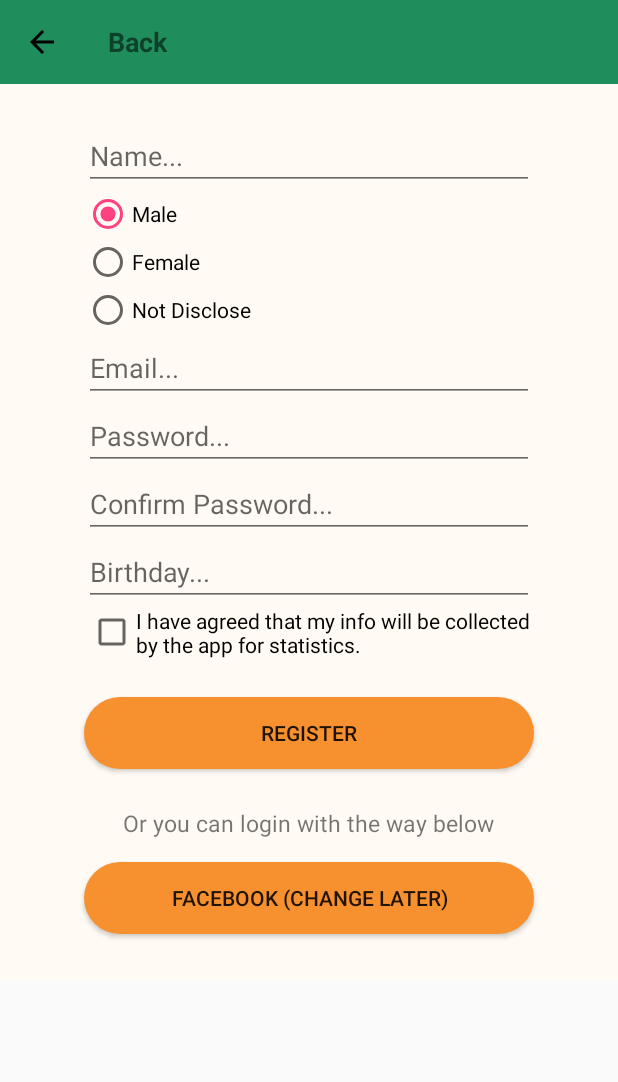
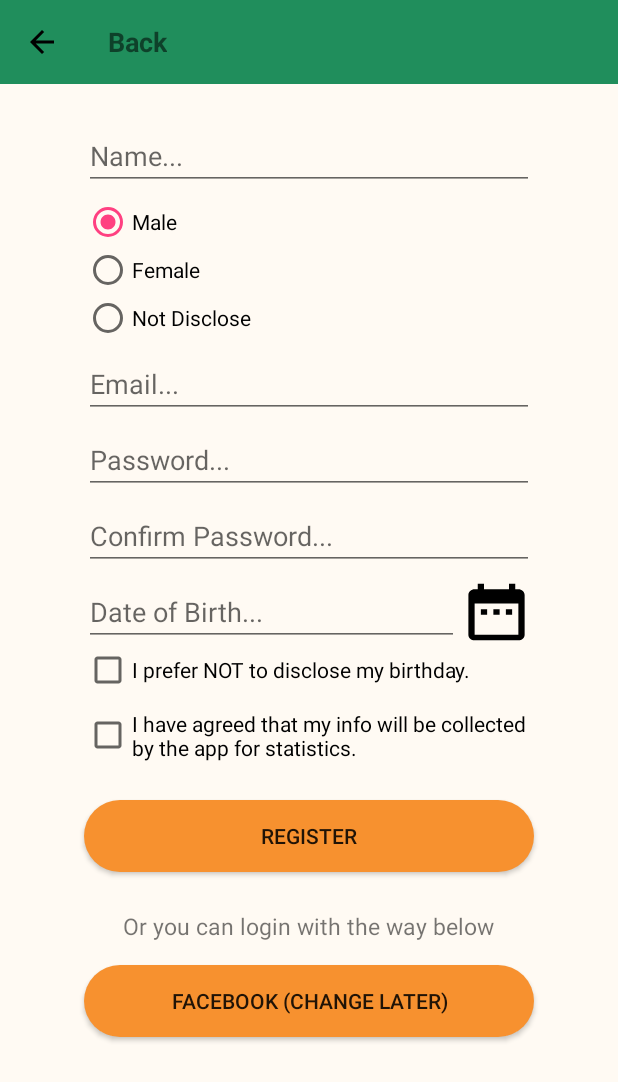
Before and after one commit to WolfeLeee/comp5703project, an Android app: the screen it shows after launch (StartUpActivity), after a tap on "REGISTER", on a phone screen of 412 x 824 dp. Shown: the top 1082 px of the screen. Run offline under Robolectric (Android 15) with nearby library versions, the phone set to English and light mode, and no system bars.

Commit message:
modified layout in start up activity and birthday input with date picker. Also, added the check box for user to decide if show the birthday or not.

```diff
--- a/KinderFoodFinder/app/src/main/java/comp5703/sydney/edu/au/kinderfoodfinder/RegisterFragment.java
+++ b/KinderFoodFinder/app/src/main/java/comp5703/sydney/edu/au/kinderfoodfinder/RegisterFragment.java
@@ -1,6 +1,9 @@
 package comp5703.sydney.edu.au.kinderfoodfinder;
 
+import android.app.DatePickerDialog;
 import android.app.ProgressDialog;
+import android.graphics.Color;
+import android.graphics.drawable.ColorDrawable;
 import android.os.Bundle;
 import android.support.annotation.NonNull;
 import android.support.annotation.Nullable;
@@ -11,13 +14,16 @@ import android.view.View;
 import android.view.ViewGroup;
 import android.widget.Button;
 import android.widget.CheckBox;
+import android.widget.DatePicker;
 import android.widget.EditText;
+import android.widget.ImageView;
 import android.widget.RadioButton;
 import android.widget.RadioGroup;
 import android.widget.Toast;
 import android.support.v7.widget.Toolbar;
 
 import java.text.SimpleDateFormat;
+import java.util.Calendar;
 import java.util.Date;
 import java.util.Locale;
 
@@ -26,11 +32,12 @@ public class RegisterFragment extends Fragment
     // defined variables
     private Fragment fragmentLogin;
     private Button btnRegister;
-//    private TextView textBack;
     private EditText inputName, inputEmail, inputPwd, inputConfirmPwd, inputBirthday;
-    private CheckBox checkAgreement;
+    private CheckBox checkAgreement, checkIfDiscloseDOB;
     private RadioGroup radioGroup;
     private RadioButton radioButton;
+    private ImageView datePicker;
+    private DatePickerDialog.OnDateSetListener mDateSetListener;
 
     private ProgressDialog registerProgressDialog;
 
@@ -45,26 +52,58 @@ public class RegisterFragment extends Fragment
         // set up
         fragmentLogin = new LoginFragment();
 
-        btnRegister = (Button) view.findViewById(R.id.btnRegister);
-//        textBack = (TextView) view.findViewById(R.id.textBack);
+        toolbar = (Toolbar) getActivity().findViewById(R.id.toolbar);
+        toolbar.setVisibility(View.VISIBLE);
 
         inputName = (EditText) view.findViewById(R.id.inputName);
-        inputEmail = (EditText) view.findViewById(R.id.inputEmailR);
-        inputPwd = (EditText) view.findViewById(R.id.inputPwdR);
-        inputConfirmPwd = (EditText) view.findViewById(R.id.inputPwdConfirm);
-        inputBirthday = (EditText) view.findViewById(R.id.inputBirthday);
-
-        checkAgreement = (CheckBox) view.findViewById(R.id.checkAgreement);
 
         radioGroup = (RadioGroup) view.findViewById(R.id.radioGender);
         int selectedId = radioGroup.getCheckedRadioButtonId();
         radioButton = (RadioButton) view.findViewById(selectedId);
 
-        toolbar = (Toolbar) getActivity().findViewById(R.id.toolbar);
-        toolbar.setVisibility(View.VISIBLE);
+        inputEmail = (EditText) view.findViewById(R.id.inputEmailR);
+        inputPwd = (EditText) view.findViewById(R.id.inputPwdR);
+        inputConfirmPwd = (EditText) view.findViewById(R.id.inputPwdConfirm);
+        inputBirthday = (EditText) view.findViewById(R.id.inputBirthday);
+        datePicker = (ImageView) view.findViewById(R.id.datePicker);
+
+        checkIfDiscloseDOB = (CheckBox) view.findViewById(R.id.checkIfDiscloseDOB);
+        checkAgreement = (CheckBox) view.findViewById(R.id.checkAgreement);
+
+        btnRegister = (Button) view.findViewById(R.id.btnRegister);
 
         // testing only
 //        Toast.makeText(getActivity(), radioButton.getText(), Toast.LENGTH_SHORT).show();
+
+        // image view of date picker click listener
+        datePicker.setOnClickListener(new View.OnClickListener()
+        {
+            @Override
+            public void onClick(View v)
+            {
+                Calendar calendar = Calendar.getInstance();
+                int year = calendar.get(Calendar.YEAR);
+                int month = calendar.get(Calendar.MONTH);
+                int day = calendar.get(Calendar.DAY_OF_MONTH);
+
+                DatePickerDialog dialog = new DatePickerDialog(getActivity(),
+                        android.R.style.Theme_Holo_Light_Dialog_MinWidth,
+                        mDateSetListener,
+                        year, month, day);
+
+                dialog.getWindow().setBackgroundDrawable(new ColorDrawable(Color.TRANSPARENT));
+                dialog.show();
+            }
+        });
+        mDateSetListener = new DatePickerDialog.OnDateSetListener()
+        {
+            @Override
+            public void onDateSet(DatePicker view, int year, int month, int dayOfMonth)
+            {
+                String date = dayOfMonth + "/" + month + "/" + year;
+                inputBirthday.setText(date);
+            }
+        };
 
         // button on click listeners
         btnRegister.setOnClickListener(new View.OnClickListener()
--- /dev/null
+++ b/KinderFoodFinder/app/src/main/res/drawable/ic_date_range_black_24dp.xml
@@ -0,0 +1,9 @@
+<vector xmlns:android="http://schemas.android.com/apk/res/android"
+        android:width="24dp"
+        android:height="24dp"
+        android:viewportWidth="24.0"
+        android:viewportHeight="24.0">
+    <path
+        android:fillColor="#FF000000"
+        android:pathData="M9,11L7,11v2h2v-2zM13,11h-2v2h2v-2zM17,11h-2v2h2v-2zM19,4h-1L18,2h-2v2L8,4L8,2L6,2v2L5,4c-1.11,0 -1.99,0.9 -1.99,2L3,20c0,1.1 0.89,2 2,2h14c1.1,0 2,-0.9 2,-2L21,6c0,-1.1 -0.9,-2 -2,-2zM19,20L5,20L5,9h14v11z"/>
+</vector>
--- a/KinderFoodFinder/app/src/main/res/layout/activity_startup.xml
+++ b/KinderFoodFinder/app/src/main/res/layout/activity_startup.xml
@@ -1,12 +1,6 @@
 <?xml version="1.0" encoding="utf-8"?>
-<ScrollView
-xmlns:android="http://schemas.android.com/apk/res/android"
-android:layout_width="fill_parent"
-android:layout_height="fill_parent">
-
  <RelativeLayout
     xmlns:android="http://schemas.android.com/apk/res/android"
-        xmlns:app="http://schemas.android.com/apk/res-auto"
     xmlns:tools="http://schemas.android.com/tools"
     android:id="@+id/container"
     android:layout_width="match_parent"
@@ -28,12 +22,19 @@ android:layout_height="fill_parent">
 
     </android.support.v7.widget.Toolbar>
 
+    <ScrollView
+        xmlns:android="http://schemas.android.com/apk/res/android"
+        android:layout_width="fill_parent"
+        android:layout_height="fill_parent"
+        android:layout_below="@+id/toolbar" >
+
         <FrameLayout
             android:id="@+id/fragment_container"
             android:layout_width="match_parent"
             android:layout_height="match_parent"
             android:layout_below="@+id/toolbar"/>
 
+    </ScrollView>
+
+
 </RelativeLayout>
-
-</ScrollView>
--- a/KinderFoodFinder/app/src/main/res/layout/fragment_register.xml
+++ b/KinderFoodFinder/app/src/main/res/layout/fragment_register.xml
@@ -7,17 +7,6 @@
     android:padding="15dp"
     android:background="@color/lighterOrange">
 
-    <!--<TextView-->
-        <!--android:id="@+id/textBack"-->
-        <!--android:layout_width="wrap_content"-->
-        <!--android:layout_height="wrap_content"-->
-        <!--android:text="BACK"-->
-        <!--android:layout_gravity="left"-->
-        <!--android:textSize="20dp"-->
-        <!--android:textColor="@color/orange"-->
-        <!--android:textStyle="bold"-->
-        <!--android:layout_marginBottom="10dp"/>-->
-
     <EditText
         android:id="@+id/inputName"
         android:layout_width="300dp"
@@ -26,13 +15,15 @@
         android:layout_gravity="center"
         android:maxLines="1"
         android:inputType="text"
-        android:layout_marginTop="10dp" />
+        android:layout_marginTop="10dp"
+        android:layout_marginBottom="5dp" />
 
     <RadioGroup
         android:id="@+id/radioGender"
         android:layout_width="300dp"
         android:layout_height="wrap_content"
-        android:layout_gravity="center" >
+        android:layout_gravity="center"
+        android:layout_marginBottom="5dp" >
 
         <RadioButton
             android:id="@+id/radioMale"
@@ -62,7 +53,8 @@
         android:hint="Email..."
         android:layout_gravity="center"
         android:maxLines="1"
-        android:inputType="text" />
+        android:inputType="text"
+        android:layout_marginBottom="5dp" />
 
     <EditText
         android:id="@+id/inputPwdR"
@@ -71,7 +63,8 @@
         android:hint="Password..."
         android:layout_gravity="center"
         android:maxLines="1"
-        android:inputType="text" />
+        android:inputType="text"
+        android:layout_marginBottom="5dp" />
 
     <EditText
         android:id="@+id/inputPwdConfirm"
@@ -80,22 +73,45 @@
         android:hint="Confirm Password..."
         android:layout_gravity="center"
         android:maxLines="1"
-        android:inputType="text" />
+        android:inputType="text"
+        android:layout_marginBottom="5dp" />
 
-    <EditText
-        android:id="@+id/inputBirthday"
+    <LinearLayout
         android:layout_width="300dp"
         android:layout_height="wrap_content"
-        android:hint="Birthday..."
+        android:layout_gravity="center">
+
+        <EditText
+            android:id="@+id/inputBirthday"
+            android:layout_width="250dp"
+            android:layout_height="wrap_content"
+            android:hint="Date of Birth..."
+            android:layout_gravity="center"
+            android:maxLines="1"
+            android:focusable="false"
+            android:inputType="none"
+            android:editable="false" />
+
+        <ImageView
+            android:id="@+id/datePicker"
+            android:layout_width="50dp"
+            android:layout_height="45dp"
+            android:background="@drawable/ic_date_range_black_24dp" />
+
+    </LinearLayout>
+
+    <CheckBox android:id="@+id/checkIfDiscloseDOB"
+        android:layout_width="300dp"
+        android:layout_height="wrap_content"
         android:layout_gravity="center"
-        android:ems="10"
-        android:inputType="date" />
+        android:text="I prefer NOT to disclose my birthday."
+        android:layout_marginBottom="10dp"/>
 
     <CheckBox android:id="@+id/checkAgreement"
-        android:layout_width="wrap_content"
+        android:layout_width="300dp"
         android:layout_height="wrap_content"
         android:layout_gravity="center"
-        android:text="I have agreed that my info will be collected\nby the app for statistics."
+        android:text="I have agreed that my info will be collected by the app for statistics."
         android:layout_marginBottom="10dp"/>
 
     <Button
```
Also changed, not shown: KinderFoodFinder/app/src/main/res/layout/fragment_login.xml (+0 -9 lines). Lines whose indentation alone changed are shown as unchanged.
